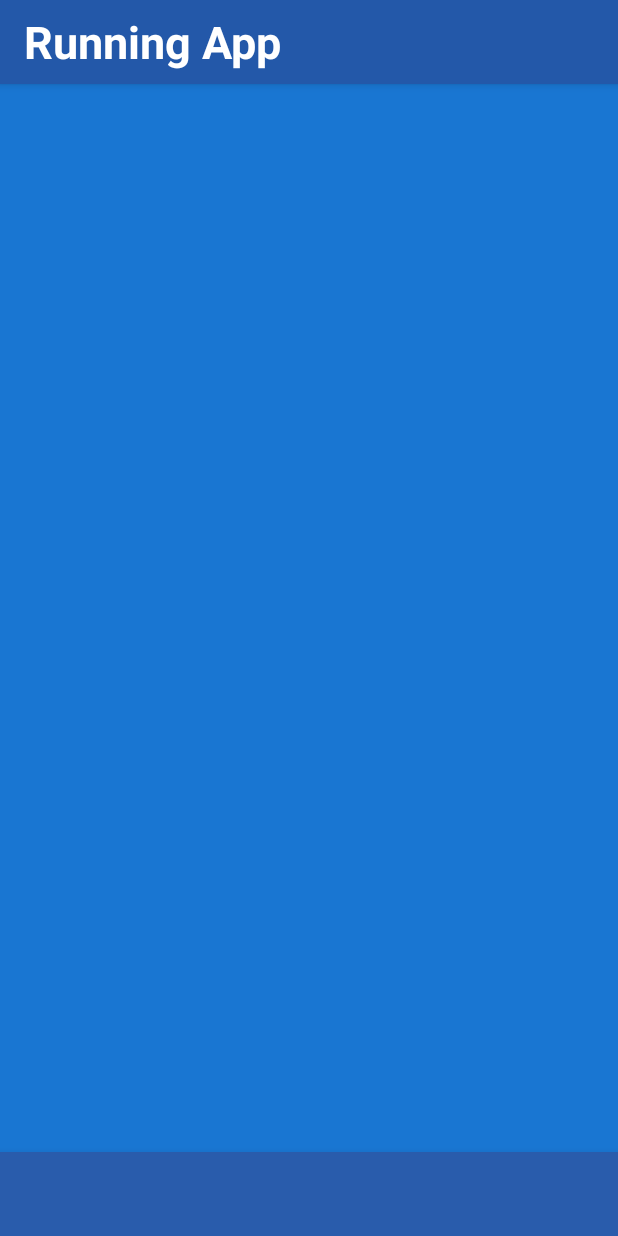
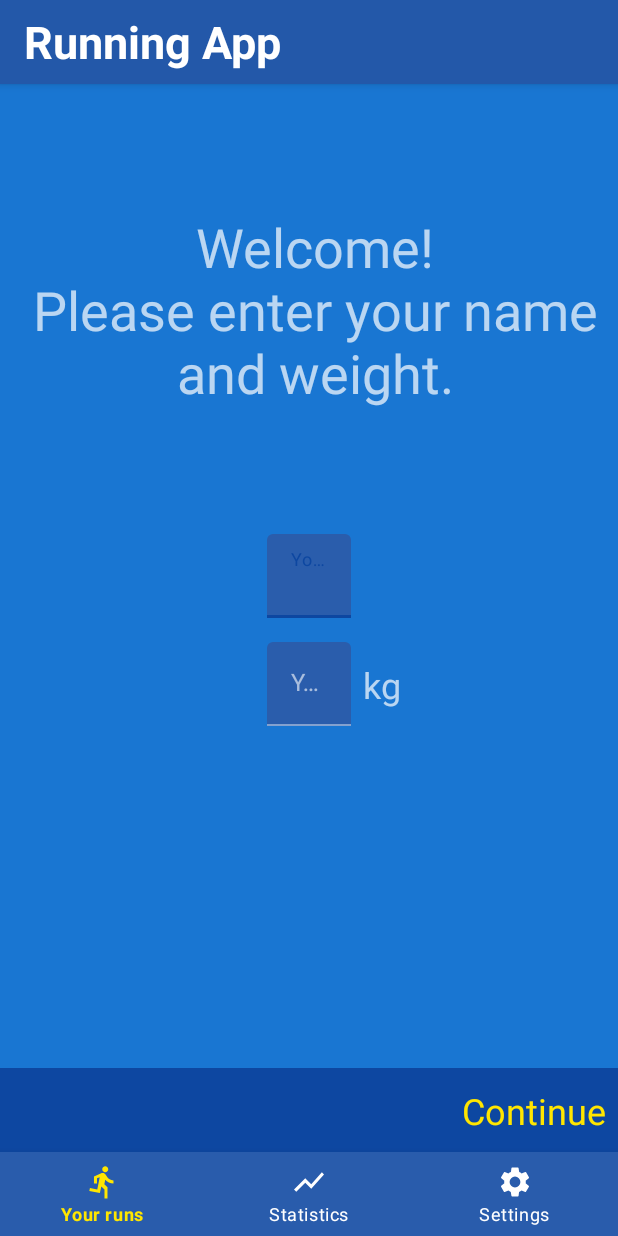
Before and after one commit to Laink67/runningApp, an Android app: the screen it shows after launch (MainActivity), on a phone screen of 412 x 824 dp. Run offline under Robolectric (Android 15) with nearby library versions, the phone set to English and light mode, and no system bars; our stand-ins replace Dagger/Hilt's generated code, Timber, navigation-ui; 2 statements that could not run were skipped.

Commit message:
- Added Navigation Component to specify transitions of our fragments (RunFragment, SetupFragment, TrackingFragment) - Added BottomNavigationBar for RunFragment, StatisticsFragment, SettingsFragment

```diff
--- a/app/src/main/java/com/laink/runningapp/ui/MainActivity.kt
+++ b/app/src/main/java/com/laink/runningapp/ui/MainActivity.kt
@@ -3,21 +3,32 @@ package com.laink.runningapp.ui
 import androidx.appcompat.app.AppCompatActivity
 import android.os.Bundle
 import android.util.Log
+import android.view.View
+import androidx.navigation.fragment.findNavController
+import androidx.navigation.ui.setupWithNavController
 import com.laink.runningapp.R
 import com.laink.runningapp.db.RunDAO
 import dagger.hilt.android.AndroidEntryPoint
+import kotlinx.android.synthetic.main.activity_main.*
 import javax.inject.Inject
 
-@AndroidEntryPoint // to inject runDao
+@AndroidEntryPoint
 class MainActivity : AppCompatActivity() {
-
-    @Inject
-    lateinit var runDAO: RunDAO
 
     override fun onCreate(savedInstanceState: Bundle?) {
         super.onCreate(savedInstanceState)
         setContentView(R.layout.activity_main)
 
-        Log.d("runDao", "RUNDAO ${runDAO.hashCode()}")
+        setSupportActionBar(toolbar)
+        bottomNavigationView.setupWithNavController(navHostFragment.findNavController())
+
+        navHostFragment.findNavController()
+            .addOnDestinationChangedListener { _, destination, _ ->
+                when (destination.id) {
+                    R.id.settingsFragment, R.id.runFragment, R.id.statisticsFragment ->
+                        bottomNavigationView.visibility = View.VISIBLE
+                    else -> bottomNavigationView.visibility = View.GONE
+                }
+            }
     }
 }
--- a/app/src/main/java/com/laink/runningapp/ui/fragments/RunFragment.kt
+++ b/app/src/main/java/com/laink/runningapp/ui/fragments/RunFragment.kt
@@ -1,14 +1,26 @@
 package com.laink.runningapp.ui.fragments
 
+import android.os.Bundle
+import android.view.View
 import androidx.fragment.app.Fragment
 import androidx.fragment.app.viewModels
+import androidx.navigation.fragment.findNavController
 import com.laink.runningapp.R
 import com.laink.runningapp.ui.viewmodels.MainViewModel
 import dagger.hilt.android.AndroidEntryPoint
+import kotlinx.android.synthetic.main.fragment_run.*
 
 @AndroidEntryPoint
 class RunFragment : Fragment(R.layout.fragment_run) {
 
     // Use "by viewModels()" and Dagger are going to select correct viewModel for us
     private val viewModel: MainViewModel by viewModels()
+
+    override fun onViewCreated(view: View, savedInstanceState: Bundle?) {
+        super.onViewCreated(view, savedInstanceState)
+
+        fab.setOnClickListener {
+            findNavController().navigate(R.id.action_runFragment_to_trackingFragment)
+        }
+    }
 }
--- a/app/src/main/java/com/laink/runningapp/ui/fragments/SetupFragment.kt
+++ b/app/src/main/java/com/laink/runningapp/ui/fragments/SetupFragment.kt
@@ -1,7 +1,19 @@
 package com.laink.runningapp.ui.fragments
 
+import android.os.Bundle
+import android.view.View
 import androidx.fragment.app.Fragment
+import androidx.navigation.fragment.findNavController
 import com.laink.runningapp.R
+import kotlinx.android.synthetic.main.fragment_setup.*
 
 class SetupFragment : Fragment(R.layout.fragment_setup) {
+
+    override fun onViewCreated(view: View, savedInstanceState: Bundle?) {
+        super.onViewCreated(view, savedInstanceState)
+
+        tvContinue.setOnClickListener {
+            findNavController().navigate(R.id.action_setupFragment_to_runFragment)
+        }
+    }
 }
--- a/app/src/main/java/com/laink/runningapp/ui/fragments/StaticsFragment.kt
+++ b/app/src/main/java/com/laink/runningapp/ui/fragments/StatisticsFragment.kt
@@ -3,5 +3,5 @@ package com.laink.runningapp.ui.fragments
 import androidx.fragment.app.Fragment
 import com.laink.runningapp.R
 
-class StaticsFragment : Fragment(R.layout.fragment_statistics) {
+class StatisticsFragment : Fragment(R.layout.fragment_statistics) {
 }
--- a/app/src/main/res/layout/activity_main.xml
+++ b/app/src/main/res/layout/activity_main.xml
@@ -24,11 +24,11 @@
                 android:id="@+id/tvToolbarTitle"
                 android:layout_width="match_parent"
                 android:layout_height="match_parent"
+                android:gravity="center_vertical"
                 android:text="Running App"
+                android:textColor="@android:color/white"
                 android:textSize="30sp"
                 android:textStyle="bold"
-                android:gravity="center_vertical"
-                android:textColor="@android:color/white"
                 app:layout_constraintBottom_toBottomOf="parent"
                 app:layout_constraintEnd_toEndOf="parent"
                 app:layout_constraintHorizontal_bias="0.5"
@@ -47,6 +47,13 @@
         app:layout_constraintStart_toStartOf="parent"
         app:layout_constraintTop_toBottomOf="@+id/appBarLayout">
 
+        <fragment
+            android:id="@+id/navHostFragment"
+            android:name="androidx.navigation.fragment.NavHostFragment"
+            android:layout_width="match_parent"
+            android:layout_height="match_parent"
+            app:defaultNavHost="true"
+            app:navGraph="@navigation/nav_graph" />
 
     </FrameLayout>
 
@@ -59,7 +66,8 @@
         app:layout_constraintBottom_toBottomOf="parent"
         app:layout_constraintEnd_toEndOf="parent"
         app:layout_constraintHorizontal_bias="0.5"
-        app:layout_constraintStart_toStartOf="parent" />
+        app:layout_constraintStart_toStartOf="parent"
+        app:menu="@menu/bottom_nav_menu" />
 
 
 </androidx.constraintlayout.widget.ConstraintLayout>
--- /dev/null
+++ b/app/src/main/res/menu/bottom_nav_menu.xml
@@ -0,0 +1,20 @@
+<?xml version="1.0" encoding="utf-8"?>
+<menu xmlns:android="http://schemas.android.com/apk/res/android">
+
+    <item
+        android:id="@+id/runFragment"
+        android:icon="@drawable/ic_run"
+        android:title="@string/your_runs" />
+
+    <item
+        android:id="@+id/statisticsFragment"
+        android:icon="@drawable/ic_graph"
+        android:title="@string/statistics" />
+
+    <item
+        android:id="@+id/settingsFragment"
+        android:icon="@drawable/ic_settings"
+        android:title="@string/settings" />
+
+
+</menu>
--- /dev/null
+++ b/app/src/main/res/navigation/nav_graph.xml
@@ -0,0 +1,38 @@
+<?xml version="1.0" encoding="utf-8"?>
+<navigation xmlns:android="http://schemas.android.com/apk/res/android"
+    xmlns:app="http://schemas.android.com/apk/res-auto" android:id="@+id/nav_graph"
+    app:startDestination="@id/setupFragment">
+
+    <fragment
+        android:id="@+id/runFragment"
+        android:name="com.laink.runningapp.ui.fragments.RunFragment"
+        android:label="RunFragment" >
+        <action
+            android:id="@+id/action_runFragment_to_trackingFragment"
+            app:destination="@id/trackingFragment" />
+    </fragment>
+    <fragment
+        android:id="@+id/setupFragment"
+        android:name="com.laink.runningapp.ui.fragments.SetupFragment"
+        android:label="SetupFragment" >
+        <action
+            android:id="@+id/action_setupFragment_to_runFragment"
+            app:destination="@id/runFragment" />
+    </fragment>
+    <fragment
+        android:id="@+id/statisticsFragment"
+        android:name="com.laink.runningapp.ui.fragments.StatisticsFragment"
+        android:label="StatisticsFragment" />
+    <fragment
+        android:id="@+id/trackingFragment"
+        android:name="com.laink.runningapp.ui.fragments.TrackingFragment"
+        android:label="TrackingFragment" >
+        <action
+            android:id="@+id/action_trackingFragment_to_runFragment"
+            app:destination="@id/runFragment" />
+    </fragment>
+    <fragment
+        android:id="@+id/settingsFragment"
+        android:name="com.laink.runningapp.ui.fragments.SettingsFragment"
+        android:label="SettingsFragment" />
+</navigation>
--- a/app/src/main/res/values/strings.xml
+++ b/app/src/main/res/values/strings.xml
@@ -8,4 +8,7 @@
         <item>Calories Burned</item>
     </string-array>
     <string name="google_maps_key" templateMergeStrategy="preserve" translatable="false">AIzaSyDO8c12dQdLyG45zB98_J0pJjwaCeZAxv4</string>
+    <string name="your_runs">Your runs</string>
+    <string name="statistics">Statistics</string>
+    <string name="settings">Settings</string>
 </resources>
```
